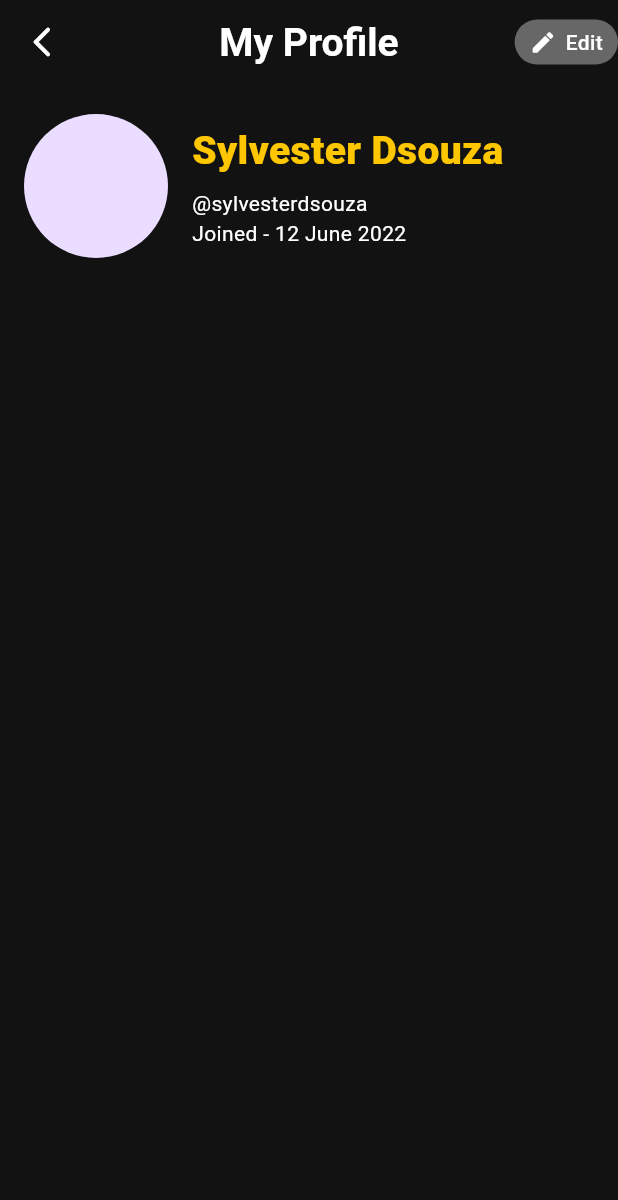
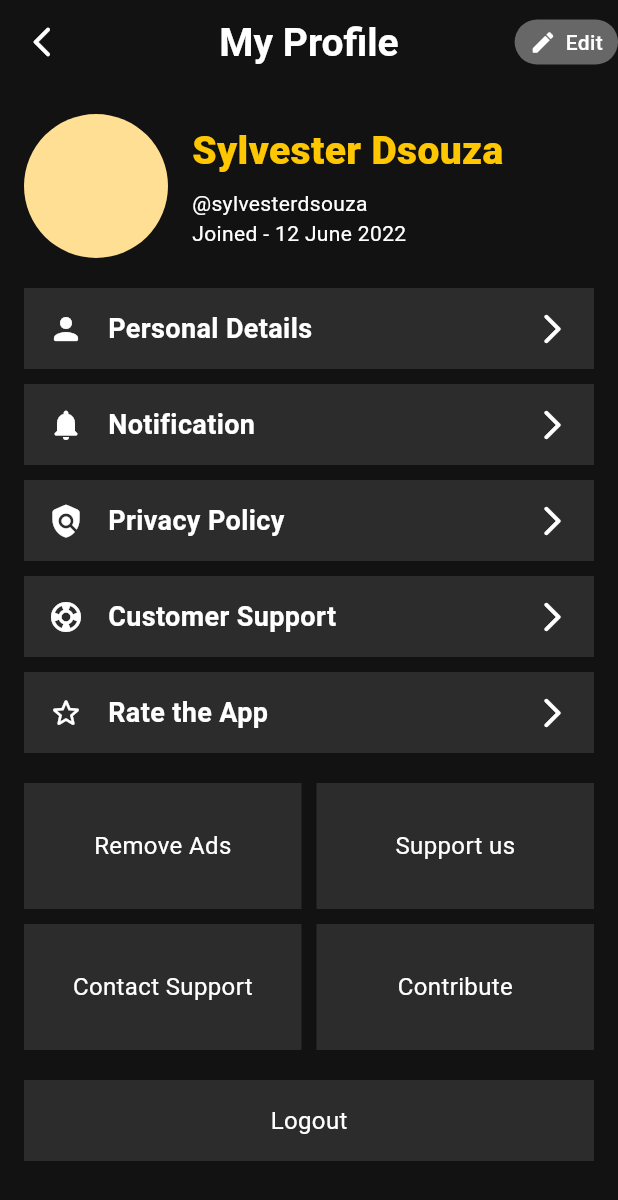
Before and after one commit to manglesh-0605/chords-app, a Flutter app: the ProfileScreen screen opened directly, on a phone screen of 412 x 824 dp. Shown: the top 1200 px of the screen. Run offline on Flutter 3.47's test engine with Material 3 defaults, Android fonts, the light colour scheme and no system bars; our stand-ins replace flutter_screenutil.

Commit message:
Profile, Notificatio, Privacy Policy Screen Done

```diff
--- a/lib/main.dart
+++ b/lib/main.dart
@@ -8,6 +8,7 @@ import 'package:flutter/services.dart';
 import 'package:flutter_screenutil/flutter_screenutil.dart';
 import 'package:provider/provider.dart';
 import 'global/global.dart';
+import 'view/splash.dart';
 import 'view_model/auth_provider.dart';
 import 'view_model/drawer_provider.dart';
 
@@ -45,10 +46,11 @@ class MyApp extends StatelessWidget {
               child: MaterialApp(
                 theme: ThemeData(
                   colorScheme:
-                      ColorScheme.fromSeed(seedColor: Colors.deepPurple),
+                      ColorScheme.fromSeed(seedColor: AppColors.primaryYellow),
                   useMaterial3: true,
                   scaffoldBackgroundColor: AppColors.bgColor,
                   appBarTheme: AppBarTheme(
+                      centerTitle: true,
                       backgroundColor: AppColors.bgColor,
                       foregroundColor: AppColors.white,
                       titleTextStyle:
@@ -83,7 +85,7 @@ class MyApp extends StatelessWidget {
                         color: AppColors.grey),
                   ),
                 ),
-                home: const AppBottomBar(),
+                home: const SplashScreen(),
               ),
             );
           }),
--- a/lib/res/colors.dart
+++ b/lib/res/colors.dart
@@ -4,6 +4,7 @@ class AppColors {
   static const Color primaryYellow = Color(0XFFFFC701);
   static const Color primaryOrange = Color(0XFFEF4136);
   static const Color grey = Color(0XFF676767);
+  static const Color blackGrey = Color(0XFF2C2C2C);
   static const Color white = Color(0XFFFFFFFF);
   static const Color bgColor = Color(0XFF121212);
   static const Color transparent = Colors.transparent;
--- a/lib/view/auth/forgot.dart
+++ b/lib/view/auth/forgot.dart
@@ -14,7 +14,6 @@ class ForgotScreen extends StatelessWidget {
     return Scaffold(
       appBar: AppBar(
         leading: backIcon(context),
-        centerTitle: true,
         title: Image.asset(
           "assets/images/logo.png",
           width: 180.w,
--- a/lib/view/auth/login.dart
+++ b/lib/view/auth/login.dart
@@ -3,6 +3,7 @@ import 'package:chords_app/res/components/app_button.dart';
 import 'package:chords_app/res/components/app_textfiels.dart';
 import 'package:chords_app/view/auth/forgot.dart';
 import 'package:chords_app/view/auth/register.dart';
+import 'package:chords_app/view/bottom_navigation.dart/navigation_tab.dart';
 import 'package:chords_app/view_model/auth_provider.dart';
 import 'package:flutter/gestures.dart';
 import 'package:flutter/material.dart';
@@ -23,7 +24,6 @@ class LoginScreen extends StatelessWidget {
     return Scaffold(
       appBar: AppBar(
         leading: backIcon(context),
-        centerTitle: true,
         title: Image.asset(
           "assets/images/logo.png",
           width: 180.w,
@@ -95,7 +95,9 @@ class LoginScreen extends StatelessWidget {
               spaceHeight(),
               AppButton(
                 btnText: "Log in",
-                onPress: () {},
+                onPress: () {
+                  switchScreenPush(context, const AppBottomBar());
+                },
               ),
               spaceHeight(10.h),
               Align(
--- a/lib/view/auth/profile/profile.dart
+++ b/lib/view/auth/profile/profile.dart
@@ -1,7 +1,8 @@
 import 'package:chords_app/global/global.dart';
 import 'package:chords_app/res/colors.dart';
+import 'package:chords_app/view/auth/profile/notifications.dart';
+import 'package:chords_app/view/auth/profile/privacy_policy.dart';
 import 'package:flutter/material.dart';
-import 'package:flutter/widgets.dart';
 import 'package:flutter_screenutil/flutter_screenutil.dart';
 
 class ProfileScreen extends StatelessWidget {
@@ -9,10 +10,36 @@ class ProfileScreen extends StatelessWidget {
 
   @override
   Widget build(BuildContext context) {
+    List tabData = [
+      {
+        "icon": Icons.person_rounded,
+        "title": "Personal Details",
+        "onClick": ""
+      },
+      {
+        "icon": Icons.notifications_rounded,
+        "title": "Notification",
+        "onClick": const NotificationScreen()
+      },
+      {
+        "icon": Icons.policy_rounded,
+        "title": "Privacy Policy",
+        "onClick": const PrivacyPolicy()
+      },
+      {
+        "icon": Icons.support_rounded,
+        "title": "Customer Support",
+        "onClick": ""
+      },
+      {
+        "icon": Icons.star_border_rounded,
+        "title": "Rate the App",
+        "onClick": ""
+      },
+    ];
     return Scaffold(
       appBar: AppBar(
         leading: backIcon(context),
-        centerTitle: true,
         title: const Text("My Profile"),
         actions: [
           Container(
@@ -82,6 +109,112 @@ class ProfileScreen extends StatelessWidget {
                 ],
               ),
               spaceHeight(20.h),
+              Column(
+                children: List.generate(
+                  tabData.length,
+                  (index) => GestureDetector(
+                    onTap: () {
+                      if (index == 1 || index == 2) {
+                        switchScreenPush(context, tabData[index]['onClick']);
+                      }
+                    },
+                    child: Container(
+                      height: 54.h,
+                      color: AppColors.blackGrey,
+                      margin: EdgeInsets.only(bottom: 10.h),
+                      child: Row(
+                        children: [
+                          spaceWidth(),
+                          Icon(
+                            tabData[index]['icon'],
+                            color: AppColors.white,
+                          ),
+                          spaceWidth(),
+                          Expanded(
+                            child: Text(
+                              tabData[index]['title'],
+                              style: textStyle(
+                                  fontSize: 18.sp, weight: FontWeight.w700),
+                            ),
+                          ),
+                          const Icon(
+                            Icons.arrow_forward_ios_rounded,
+                            color: AppColors.white,
+                          ),
+                          spaceWidth(),
+                        ],
+                      ),
+                    ),
+                  ),
+                ),
+              ),
+              spaceHeight(10.h),
+              Row(
+                children: [
+                  Expanded(
+                    child: Container(
+                      height: 84.h,
+                      color: AppColors.blackGrey,
+                      alignment: Alignment.center,
+                      child: Text(
+                        "Remove Ads",
+                        style: textStyle(weight: FontWeight.w400),
+                      ),
+                    ),
+                  ),
+                  spaceWidth(10.w),
+                  Expanded(
+                    child: Container(
+                      height: 84.h,
+                      color: AppColors.blackGrey,
+                      alignment: Alignment.center,
+                      child: Text(
+                        "Support us",
+                        style: textStyle(weight: FontWeight.w400),
+                      ),
+                    ),
+                  ),
+                ],
+              ),
+              spaceHeight(10.h),
+              Row(
+                children: [
+                  Expanded(
+                    child: Container(
+                      height: 84.h,
+                      color: AppColors.blackGrey,
+                      alignment: Alignment.center,
+                      child: Text(
+                        "Contact Support",
+                        style: textStyle(weight: FontWeight.w400),
+                      ),
+                    ),
+                  ),
+                  spaceWidth(10.w),
+                  Expanded(
+                    child: Container(
+                      height: 84.h,
+                      color: AppColors.blackGrey,
+                      alignment: Alignment.center,
+                      child: Text(
+                        "Contribute",
+                        style: textStyle(weight: FontWeight.w400),
+                      ),
+                    ),
+                  ),
+                ],
+              ),
+              spaceHeight(20.h),
+              Container(
+                height: 54.h,
+                color: AppColors.blackGrey,
+                alignment: Alignment.center,
+                child: Text(
+                  "Logout",
+                  style: textStyle(weight: FontWeight.w400),
+                ),
+              ),
+              spaceHeight(),
             ],
           ),
         ),
--- a/lib/view/auth/register.dart
+++ b/lib/view/auth/register.dart
@@ -24,7 +24,6 @@ class RegisterScreen extends StatelessWidget {
     return Scaffold(
       appBar: AppBar(
         leading: backIcon(context),
-        centerTitle: true,
         title: Image.asset(
           "assets/images/logo.png",
           width: 180.w,
```
Also changed, not shown: lib/view/auth/profile/notifications.dart (added, +66 -0 lines), lib/view/auth/profile/privacy_policy.dart (added, +36 -0 lines).
